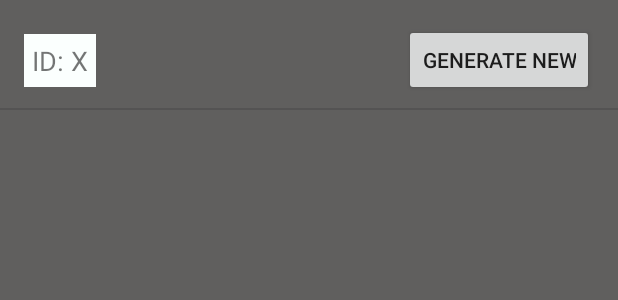
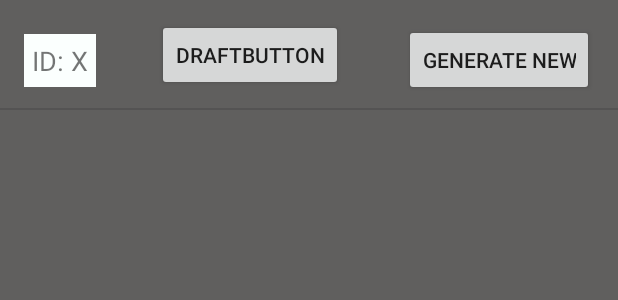
Before and after one commit to henrykeane/DnDeploy, an Android app: the layout activity_character_pool.xml on its own in the app's theme, with its tools: preview values and no code run, on a phone screen of 412 x 824 dp. Shown: the top 300 px of the screen. Run offline under Robolectric (Android 15) with nearby library versions, the phone set to English and light mode, and no system bars.

```diff
--- a/app/src/main/res/layout/activity_character_pool.xml
+++ b/app/src/main/res/layout/activity_character_pool.xml
@@ -50,4 +50,14 @@
         app:layout_constraintEnd_toEndOf="parent"
         app:layout_constraintStart_toStartOf="parent"
         app:layout_constraintTop_toBottomOf="@+id/divider" />
+
+    <Button
+        android:id="@+id/draftButton"
+        android:layout_width="wrap_content"
+        android:layout_height="wrap_content"
+        android:text="draftButton"
+        app:layout_constraintBottom_toTopOf="@+id/characterPoolRecyclerView"
+        app:layout_constraintEnd_toStartOf="@+id/generateCharacterButton"
+        app:layout_constraintStart_toEndOf="@+id/owneridTextView"
+        app:layout_constraintTop_toTopOf="parent" />
 </androidx.constraintlayout.widget.ConstraintLayout>
```
Also changed, not shown: app/src/main/java/com/example/dndeploy/CharacterPoolActivity.kt (+7 -1 lines), app/src/main/java/com/example/dndeploy/DraftActivity.kt (+4 -7 lines).
